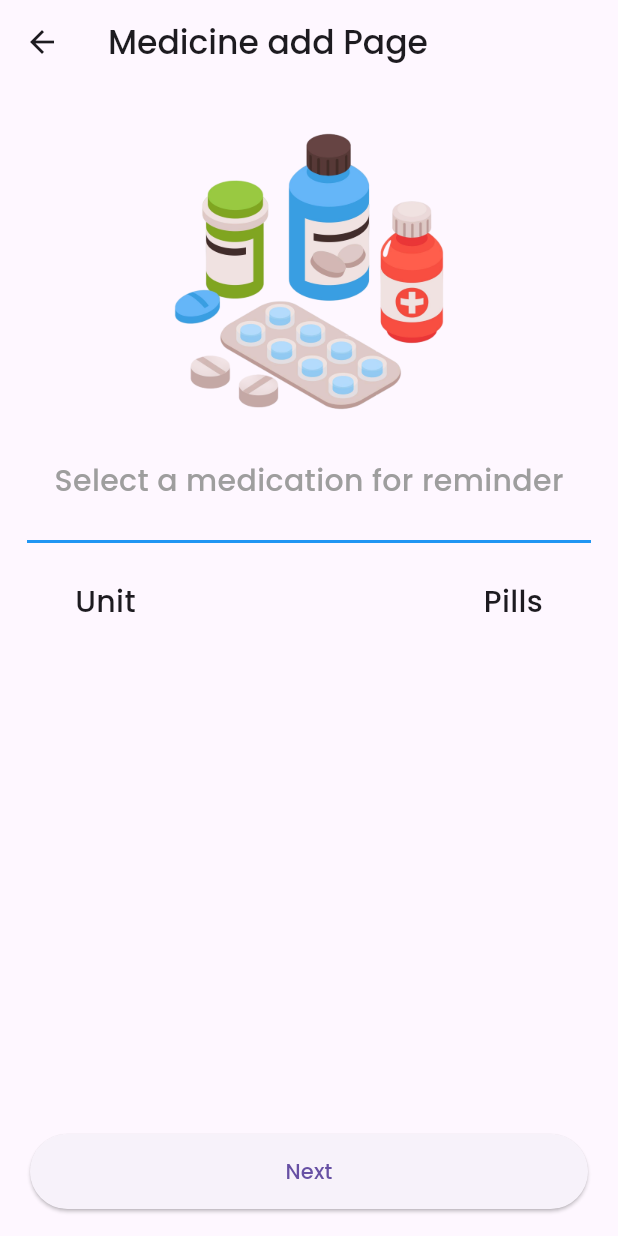
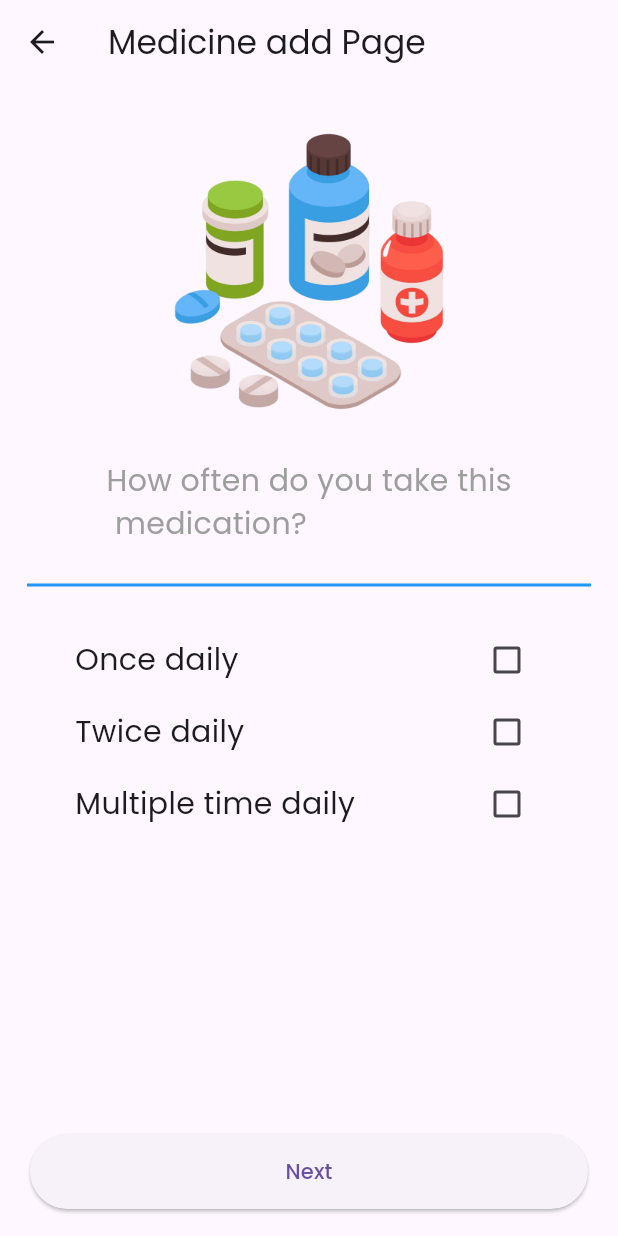
Before and after one commit to Shinigami-7/Final-Year-Project, a Flutter app: the AddMed2 screen opened directly, on a phone screen of 412 x 824 dp. Run offline on Flutter 3.47's test engine with Material 3 defaults, Android fonts, the phone set to English and light mode, and no system bars; our stand-ins replace carousel_slider.

Commit message:
adding component in add_med2 screen

```diff
--- a/lib/add_med2.dart
+++ b/lib/add_med2.dart
@@ -1,22 +1,34 @@
-
 import 'package:flutter/material.dart';
 import 'package:projectk/treatment_page.dart';
 
-class AddMed2 extends StatelessWidget {
-  const AddMed2 ({super.key});
+class AddMed2 extends StatefulWidget {
+  const AddMed2({super.key});
+
+  @override
+  State<AddMed2> createState() => _AddMed2State();
+}
+
+class _AddMed2State extends State<AddMed2> {
+  bool _isChecked = false;
+
   @override
   Widget build(BuildContext context) {
     return Scaffold(
       appBar: AppBar(
         title: Text('Medicine add Page'),
       ),
-      body:
-        Column(
+      body: Column(
         children: [
           Center(
-                child: Image.asset('assets/images/medicine.png', height: 250,width: 250,)
+              child: Image.asset(
+            'assets/images/medicine.png',
+            height: 250,
+            width: 250,
+          )),
+          Text(
+            "How often do you take this\n medication?",
+            style: TextStyle(fontSize: 20, color: Colors.grey),
           ),
-            Text("Select a medication for reminder",style: TextStyle(fontSize: 20, color: Colors.grey),),
           Padding(
             padding: const EdgeInsets.all(18.0),
             child: Divider(
@@ -25,29 +37,80 @@ class AddMed2 extends StatelessWidget {
             ),
           ),
           Padding(
-              padding: const EdgeInsets.only(left: 50.0,right: 50),
-              child: Row(
+            padding: const EdgeInsets.only(left: 50.0, right: 50),
+            child: Column(
               children: [
-                  Text("Unit", style: TextStyle(fontSize: 20),),
+                Row(
+                  children: [
+                    Text(
+                      "Once daily",
+                      style: TextStyle(fontSize: 20),
+                    ),
                     Spacer(),
-                  Text("Pills",style: TextStyle(fontSize: 20)),
+                    Checkbox(
+                        value: _isChecked,
+                        onChanged: (bool? value) {
+                          setState(() {
+                            _isChecked = value ?? false;
+                          });
+                        })
+                  ],
+                ),
+                Row(
+                  children: [
+                    Text(
+                      "Twice daily",
+                      style: TextStyle(fontSize: 20),
+                    ),
+                    Spacer(),
+                    Checkbox(
+                        value: _isChecked,
+                        onChanged: (bool? value) {
+                          setState(() {
+                            _isChecked = value ?? false;
+                          });
+                        })
+                  ],
+                ),
+                Row(
+                  children: [
+                    Text(
+                      "Multiple time daily",
+                      style: TextStyle(fontSize: 20),
+                    ),
+                    Spacer(),
+                    Checkbox(
+                        value: _isChecked,
+                        onChanged: (bool? value3) {
+                          setState(() {
+                            _isChecked = value3 ?? false;
+                          });
+                        })
+                  ],
+                ),
+
               ],
             ),
           ),
           Spacer(),
           Padding(
-              padding: const EdgeInsets.only(bottom: 18.0,right: 20,left: 20),
+            padding: const EdgeInsets.only(bottom: 18.0, right: 20, left: 20),
             child: SizedBox(
               height: 50,
               width: double.infinity,
-                child: ElevatedButton(onPressed: (){
-                  Navigator.push(context, MaterialPageRoute(builder: (context)=>TreatmentPage()),);
-                }, child: Text("Next"),),
+              child: ElevatedButton(
+                onPressed: () {
+                  Navigator.push(
+                    context,
+                    MaterialPageRoute(builder: (context) => TreatmentPage()),
+                  );
+                },
+                child: Text("Next"),
+              ),
             ),
           )
         ],
       ),
-
     );
   }
 }
--- a/pubspec.yaml
+++ b/pubspec.yaml
@@ -83,7 +83,7 @@ flutter:
            weight: 600
          - asset: fonts/Poppins-Medium.ttf
            weight: 500
-         - asset: fonts/Poppins-Regular.ttf.ttf
+         - asset: fonts/Poppins-Regular.ttf
            weight: 400
   #   - family: Trajan Pro
   #     fonts:
```
Lines whose indentation alone changed are shown as unchanged.
